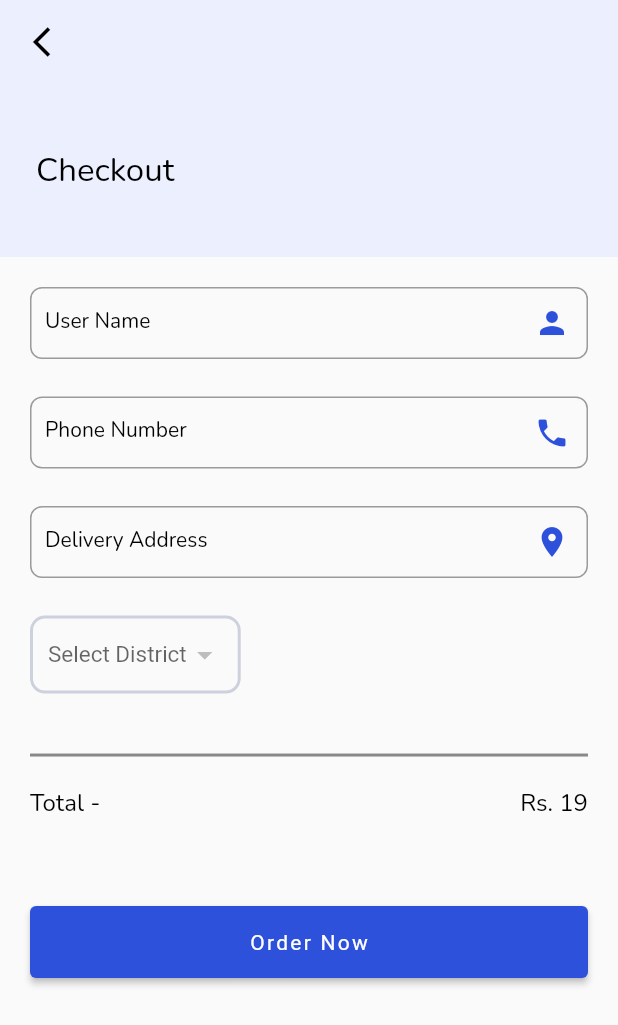
After one commit to UmairRehmat/jk-dairies-flutter, a Flutter app: the CheckOutScreen screen opened directly, after a tap on "Order Now", on a phone screen of 412 x 824 dp. The commit adds this screen. Shown: the top 1025 px of the screen. Run offline on Flutter 3.47's test engine with Material 2 defaults, Android fonts, the phone set to English and light mode, and no system bars; missing offline and left inert: date_range_picker; network calls fail.

Commit message:
checkout screen done

```diff
--- a/lib/main.dart
+++ b/lib/main.dart
@@ -20,6 +20,13 @@ class MyApp extends StatelessWidget {
       debugShowCheckedModeBanner: false,
       title: 'JK Dairies',
       theme: ThemeData(
+        inputDecorationTheme: InputDecorationTheme(
+            border: OutlineInputBorder(
+                borderRadius: BorderRadius.all(Radius.circular(8))),
+            focusedBorder: OutlineInputBorder(
+                borderRadius: BorderRadius.all(Radius.circular(8))),
+            labelStyle: TextStyle(color: Colors.black),
+            suffixStyle: TextStyle(color: Colors.black)),
         fontFamily: 'Nunito',
         textTheme: TextTheme(
           button: TextStyle(fontSize: 20.0, color: Colors.black),
--- /dev/null
+++ b/lib/models/districts_response.dart
@@ -0,0 +1,86 @@
+class Districts {
+  List<DistrictItem> data;
+
+  Districts({this.data});
+
+  Districts.fromJson(Map<String, dynamic> json) {
+    if (json['data'] != null) {
+      data = new List<DistrictItem>();
+      json['data'].forEach((v) {
+        data.add(new DistrictItem.fromJson(v));
+      });
+    }
+  }
+
+  Map<String, dynamic> toJson() {
+    final Map<String, dynamic> data = new Map<String, dynamic>();
+    if (this.data != null) {
+      data['data'] = this.data.map((v) => v.toJson()).toList();
+    }
+    return data;
+  }
+}
+
+class DistrictItem {
+  int id;
+  String name;
+  String createdAt;
+  String updatedAt;
+  List<Cities> cities;
+
+  DistrictItem(
+      {this.id, this.name, this.createdAt, this.updatedAt, this.cities});
+
+  DistrictItem.fromJson(Map<String, dynamic> json) {
+    id = json['id'];
+    name = json['name'];
+    createdAt = json['created_at'];
+    updatedAt = json['updated_at'];
+    if (json['cities'] != null) {
+      cities = new List<Cities>();
+      json['cities'].forEach((v) {
+        cities.add(new Cities.fromJson(v));
+      });
+    }
+  }
+
+  Map<String, dynamic> toJson() {
+    final Map<String, dynamic> data = new Map<String, dynamic>();
+    data['id'] = this.id;
+    data['name'] = this.name;
+    data['created_at'] = this.createdAt;
+    data['updated_at'] = this.updatedAt;
+    if (this.cities != null) {
+      data['cities'] = this.cities.map((v) => v.toJson()).toList();
+    }
+    return data;
+  }
+}
+
+class Cities {
+  int id;
+  String name;
+  String districtId;
+  String createdAt;
+  String updatedAt;
+
+  Cities({this.id, this.name, this.districtId, this.createdAt, this.updatedAt});
+
+  Cities.fromJson(Map<String, dynamic> json) {
+    id = json['id'];
+    name = json['name'];
+    districtId = json['district_id'];
+    createdAt = json['created_at'];
+    updatedAt = json['updated_at'];
+  }
+
+  Map<String, dynamic> toJson() {
+    final Map<String, dynamic> data = new Map<String, dynamic>();
+    data['id'] = this.id;
+    data['name'] = this.name;
+    data['district_id'] = this.districtId;
+    data['created_at'] = this.createdAt;
+    data['updated_at'] = this.updatedAt;
+    return data;
+  }
+}
--- /dev/null
+++ b/lib/providers/district_provider.dart
@@ -0,0 +1,20 @@
+import 'dart:convert';
+
+import 'package:jkdairies/models/districts_response.dart';
+import 'package:jkdairies/utils/network_collection.dart';
+import 'package:http/http.dart' as http;
+
+class DistrictProvider {
+  Future<List<DistrictItem>> getDistricts() async {
+    try {
+      Uri url = Uri.parse("$BASE_URL$districtEndPoint");
+      var response = await http.get(url);
+      print('districts Response status: ${response.statusCode}');
+      print('districts Response body: ${response.body}');
+      Districts districts = Districts.fromJson(json.decode(response.body));
+      return districts.data;
+    } catch (error) {
+      return [];
+    }
+  }
+}
--- a/lib/screens/cart_screen.dart
+++ b/lib/screens/cart_screen.dart
@@ -1,7 +1,9 @@
 import 'package:flutter/material.dart';
 import 'package:jkdairies/models/cart_item.dart';
 import 'package:jkdairies/providers/cart_provider.dart';
+import 'package:jkdairies/screens/checkout_screen.dart';
 import 'package:jkdairies/utils/constants.dart';
+import 'package:jkdairies/utils/transition_animation.dart';
 import 'package:provider/provider.dart';
 
 class MyCart extends StatefulWidget {
@@ -15,6 +17,7 @@ class _MyCartState extends State<MyCart> {
   @override
   Widget build(BuildContext context) {
     final cartProvider = Provider.of<CartProvider>(context);
+    totalPrice = 0;
     cartProvider.cartItems.forEach((element) {
       totalPrice = totalPrice + (element.price * element.quantity);
     });
@@ -40,7 +43,15 @@ class _MyCartState extends State<MyCart> {
                   Padding(
                     padding: const EdgeInsets.all(12.0),
                     child: ElevatedButton(
-                      onPressed: () {},
+                      onPressed: () {
+                        Navigator.push(
+                          context,
+                          TransitionEffect(
+                            widget: CheckOutScreen(totalPrice),
+                            alignment: Alignment.center,
+                          ),
+                        );
+                      },
                       style: ElevatedButton.styleFrom(
                           textStyle: kNormalCardTextStyle,
                           primary: kPrimaryColor,
--- /dev/null
+++ b/lib/screens/checkout_screen.dart
@@ -0,0 +1,264 @@
+import 'package:flutter/material.dart';
+import 'package:flutter/widgets.dart';
+import 'package:jkdairies/models/districts_response.dart';
+import 'package:jkdairies/providers/district_provider.dart';
+import 'package:jkdairies/utils/app_widgets.dart';
+import 'package:jkdairies/utils/constants.dart';
+import 'package:jkdairies/utils/transition_animation.dart';
+
+class CheckOutScreen extends StatefulWidget {
+  int totalPrice;
+  CheckOutScreen(this.totalPrice);
+
+  @override
+  _CheckOutScreenState createState() => _CheckOutScreenState();
+}
+
+class _CheckOutScreenState extends State<CheckOutScreen> {
+  final _userNameController = TextEditingController();
+  String _userNameInvalid;
+  final _phoneNumberController = TextEditingController();
+  String _phoneNumberInvalid;
+  final _addressController = TextEditingController();
+  String _addressInvalid;
+  bool loading = true;
+  List<DistrictItem> districts;
+  DistrictItem currentDistrict;
+  Cities currentCities;
+  @override
+  void initState() {
+    super.initState();
+    getDistrictsData();
+  }
+
+  @override
+  Widget build(BuildContext context) {
+    return Scaffold(
+      appBar: AppBar(
+        brightness: Brightness.light,
+        elevation: 0,
+        backgroundColor: kItemDetailTopColor,
+        leading: IconButton(
+          onPressed: () => Navigator.pop(context),
+          icon: Icon(
+            Icons.arrow_back_ios_outlined,
+            color: Colors.black,
+          ),
+        ),
+      ),
+      body: Column(
+        crossAxisAlignment: CrossAxisAlignment.stretch,
+        children: [
+          Container(
+              height: MediaQuery.of(context).size.height * 0.14,
+              color: kItemDetailTopColor,
+              child: Padding(
+                padding: const EdgeInsets.symmetric(horizontal: 24.0),
+                child: Align(
+                  alignment: Alignment.centerLeft,
+                  child: Text(
+                    "Checkout",
+                    style: kAppBarTextStyle,
+                  ),
+                ),
+              )),
+          loading
+              ? Expanded(
+                  child: Center(
+                  child: Column(
+                    mainAxisAlignment: MainAxisAlignment.center,
+                    children: [
+                      CircularProgressIndicator(),
+                      SizedBox(
+                        height: 10,
+                      ),
+                      Text(
+                        "Loading available areas...",
+                        style: kNormalTextStyle,
+                      ),
+                    ],
+                  ),
+                ))
+              : Expanded(
+                  child: Padding(
+                    padding: const EdgeInsets.all(20.0),
+                    child: ListView(
+                      // crossAxisAlignment: CrossAxisAlignment.stretch,
+                      children: [
+                        TextInput(
+                          controller: _userNameController,
+                          error: _userNameInvalid,
+                          onChange: (text) {
+                            setState(() {
+                              _userNameInvalid = null;
+                            });
+                          },
+                          label: "User Name",
+                          hint: "Username",
+                          icon: Icons.person,
+                        ),
+                        SizedBox(
+                          height: 25,
+                        ),
+                        TextInput(
+                          controller: _phoneNumberController,
+                          error: _phoneNumberInvalid,
+                          onChange: (text) {
+                            setState(() {
+                              _phoneNumberInvalid = null;
+                            });
+                          },
+                          inputType: TextInputType.number,
+                          label: "Phone Number",
+                          hint: "Phone Number",
+                          icon: Icons.phone,
+                        ),
+                        SizedBox(
+                          height: 25,
+                        ),
+                        TextInput(
+                          controller: _addressController,
+                          error: _addressInvalid,
+                          onChange: (text) {
+                            setState(() {
+                              _addressInvalid = null;
+                            });
+                          },
+                          label: "Delivery Address",
+                          hint: "Delivery Address",
+                          icon: Icons.location_on,
+                        ),
+                        SizedBox(
+                          height: 25,
+                        ),
+                        Row(
+                          children: [
+                            Expanded(
+                              child: Align(
+                                alignment: Alignment.centerLeft,
+                                child: SelectionItem(
+                                    text: DropdownButtonHideUnderline(
+                                      child: DropdownButton<DistrictItem>(
+                                        hint: Text("Select District"),
+                                        value: currentDistrict,
+                                        style: TextStyle(
+                                            color: Colors.grey, fontSize: 15),
+                                        onChanged: (DistrictItem Value) {
+                                          setState(() {
+                                            print("district here");
+                                            currentDistrict = Value;
+                                          });
+                                        },
+                                        items:
+                                            districts.map((DistrictItem user) {
+                                          return DropdownMenuItem<DistrictItem>(
+                                            value: user,
+                                            child: Row(
+                                              children: <Widget>[
+                                                Text(
+                                                  user.name,
+                                                  style: TextStyle(
+                                                      color: Colors.black),
+                                                ),
+                                              ],
+                                            ),
+                                          );
+                                        }).toList(),
+                                      ),
+                                    ),
+                                    isSelected: currentDistrict != null),
+                              ),
+                            ),
+                            SizedBox(width: 20),
+                            if (currentDistrict != null)
+                              Expanded(
+                                child: Align(
+                                  alignment: Alignment.centerLeft,
+                                  child: SelectionItem(
+                                      text: DropdownButtonHideUnderline(
+                                        child: DropdownButton<Cities>(
+                                          hint: Text("Select City"),
+                                          value: currentCities,
+                                          style: TextStyle(
+                                              color: Colors.grey, fontSize: 15),
+                                          onChanged: (Cities Value) {
+                                            setState(() {
+                                              print("district here");
+                                              currentCities = Value;
+                                            });
+                                          },
+                                          items: currentDistrict.cities
+                                              .map((Cities user) {
+                                            return DropdownMenuItem<Cities>(
+                                              value: user,
+                                              child: Row(
+                                                children: <Widget>[
+                                                  Text(
+                                                    user.name,
+                                                    style: TextStyle(
+                                                        color: Colors.black),
+                                                  ),
+                                                ],
+                                              ),
+                                            );
+                                          }).toList(),
+                                        ),
+                                      ),
+                                      isSelected: currentCities != null),
+                                ),
+                              )
+                          ],
+                        ),
+                        divider(
+                          color: Colors.black45,
+                        ),
+                        Row(
+                          mainAxisAlignment: MainAxisAlignment.spaceBetween,
+                          children: [
+                            Text(
+                              "Total - ",
+                              style: kNormalTextStyle,
+                            ),
+                            Text(
+                              "Rs. ${widget.totalPrice}",
+                              style: kNormalTextStyle,
+                            )
+                          ],
+                        ),
+                        SizedBox(
+                          height: MediaQuery.of(context).size.height * 0.07,
+                        ),
+                        ElevatedButton(
+                          onPressed: () {
+                            Navigator.push(
+                              context,
+                              TransitionEffect(
+                                widget: CheckOutScreen(19),
+                                alignment: Alignment.center,
+                              ),
+                            );
+                          },
+                          style: ElevatedButton.styleFrom(
+                              textStyle: kNormalCardTextStyle,
+                              primary: kPrimaryColor,
+                              padding: EdgeInsets.all(16),
+                              onPrimary: Colors.white),
+                          child: Text("Order Now"),
+                        )
+                      ],
+                    ),
+                  ),
+                )
+        ],
+      ),
+    );
+  }
+
+  void getDistrictsData() async {
+    List<DistrictItem> districtsList = await DistrictProvider().getDistricts();
+    setState(() {
+      loading = false;
+      districts = districtsList;
+    });
+  }
+}
--- /dev/null
+++ b/lib/utils/app_widgets.dart
@@ -0,0 +1,105 @@
+import 'package:flutter/material.dart';
+import 'package:jkdairies/utils/constants.dart';
+
+class TextInput extends StatelessWidget {
+  final TextEditingController controller;
+  final error;
+  final String label;
+  final String hint;
+  final bool isSecure;
+  final IconData icon;
+  final Function onChange;
+  final TextInputType inputType;
+
+  const TextInput(
+      {@required this.controller,
+      this.error,
+      this.label,
+      this.hint,
+      this.isSecure = false,
+      this.icon,
+      this.onChange,
+      this.inputType = TextInputType.text});
+
+  @override
+  Widget build(BuildContext context) {
+    return TextField(
+      controller: controller,
+      obscureText: isSecure,
+      onChanged: onChange,
+      keyboardType: inputType,
+      style: TextStyle(
+        fontSize: 14,
+      ),
+      decoration: InputDecoration(
+          contentPadding:
+              EdgeInsets.symmetric(vertical: 10.0, horizontal: 10.0),
+          labelText: label,
+          suffixIcon: Icon(
+            icon,
+            color: kPrimaryColor,
+          ),
+          errorText: error,
+          hintText: hint,
+          hintStyle: TextStyle(
+            color: Theme.of(context).accentColor,
+          )),
+    );
+  }
+}
+
+class SelectionItem extends StatelessWidget {
+  final text;
+  final isSelected;
+  final icon;
+
+  const SelectionItem(
+      {Key key, @required this.text, @required this.isSelected, this.icon})
+      : super(key: key);
+
+  @override
+  Widget build(BuildContext context) {
+    return Container(
+      padding: EdgeInsets.symmetric(horizontal: 10),
+      decoration: new BoxDecoration(
+          border: Border.all(
+              width: 2, color: isSelected ? kPrimaryColor : Color(0xFFCDD1DE)),
+          borderRadius: new BorderRadius.all(Radius.circular(10.0))),
+      child: Row(
+        mainAxisSize: MainAxisSize.min,
+        children: [
+          text,
+          if (icon != null)
+            SizedBox(
+              width: 15,
+            ),
+          if (icon != null)
+            Icon(
+              icon,
+              color: isSelected ? kPrimaryColor : Color(0xFFCDD1DE),
+            ),
+        ],
+      ),
+    );
+  }
+}
+
+class divider extends StatelessWidget {
+  final color;
+  const divider({
+    Key key,
+    this.color,
+  }) : super(key: key);
+
+  @override
+  Widget build(BuildContext context) {
+    return Padding(
+      padding: const EdgeInsets.only(top: 40.0, bottom: 20),
+      child: Container(
+        height: 2,
+        width: double.infinity,
+        color: color != null ? color : Color(0xFFD3D3D3),
+      ),
+    );
+  }
+}
--- a/lib/utils/network_collection.dart
+++ b/lib/utils/network_collection.dart
@@ -6,3 +6,4 @@ const BASE_URL = "https://$INSTANCE/public/api/v1/";
 //APIs endpoints
 const productEndPoint = "products";
 const categoryEndPoint = "categories";
+const districtEndPoint = "districts";
```
